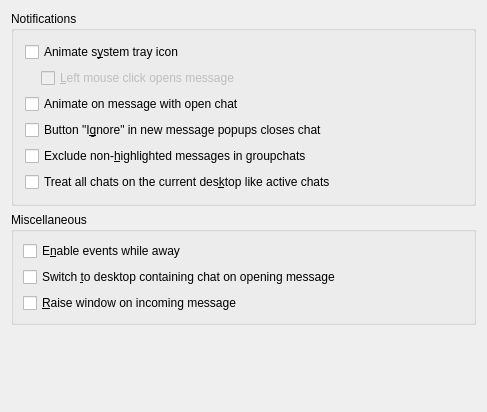
This is kopete/config/behavior/behaviorconfig_events.ui in KDE/kopete as Qt 5 draws it before an edit. The edited form follows.
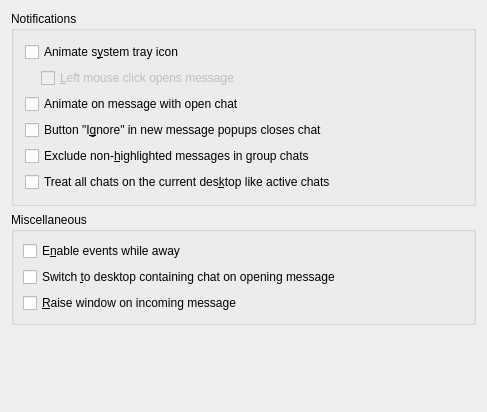
This is the edited form.

What changed in the file:
```diff
--- a/kopete/config/behavior/behaviorconfig_events.ui
+++ b/kopete/config/behavior/behaviorconfig_events.ui
@@ -106,7 +106,7 @@
          <string>In very active groupchats important messages can be singled out by excluding non-highlighted messages from notification.</string>
         </property>
         <property name="text" >
-         <string>Exclude non-&amp;highlighted messages in groupchats</string>
+         <string>Exclude non-&amp;highlighted messages in group chats</string>
         </property>
        </widget>
       </item>
```
Left out of the diff: 4 changed lines with no effect on the pictures.
